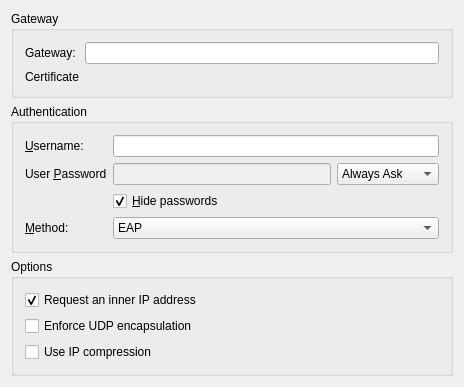
The window that vpnplugins/strongswan/strongswanprop.ui (KDE/networkmanagement) describes before a commit, drawn with Qt 5.
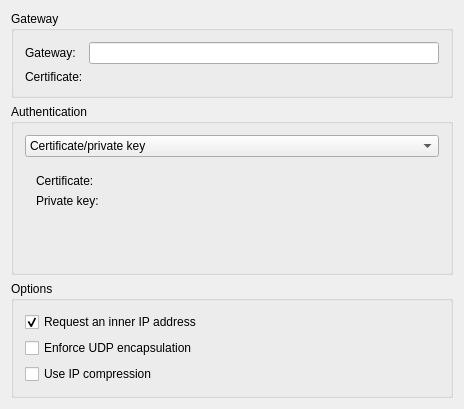
The same window after the commit. Custom widgets are drawn as their Qt base class.

What changed in the file:
```diff
--- a/vpnplugins/strongswan/strongswanprop.ui
+++ b/vpnplugins/strongswan/strongswanprop.ui
@@ -7,7 +7,7 @@
     <x>0</x>
     <y>0</y>
     <width>464</width>
-    <height>373</height>
+    <height>402</height>
    </rect>
   </property>
   <property name="windowTitle">
@@ -39,19 +39,12 @@
       <item row="1" column="0">
        <widget class="QLabel" name="label_3">
         <property name="text">
-         <string>Certificate</string>
+         <string>Certificate:</string>
         </property>
        </widget>
       </item>
       <item row="1" column="1">
-       <widget class="KUrlComboRequester" name="leCertificate">
-        <property name="sizePolicy">
-         <sizepolicy hsizetype="Expanding" vsizetype="Fixed">
-          <horstretch>0</horstretch>
-          <verstretch>0</verstretch>
-         </sizepolicy>
-        </property>
-       </widget>
+       <widget class="KUrlRequester" name="leGatewayCertificate"/>
       </item>
      </layout>
     </widget>
@@ -61,6 +54,88 @@
      <property name="title">
       <string>Authentication</string>
      </property>
+     <layout class="QVBoxLayout" name="verticalLayout_3">
+      <item>
+       <widget class="QComboBox" name="cmbMethod">
+        <property name="sizePolicy">
+         <sizepolicy hsizetype="Expanding" vsizetype="Fixed">
+          <horstretch>0</horstretch>
+          <verstretch>0</verstretch>
+         </sizepolicy>
+        </property>
+        <property name="editable">
+         <bool>false</bool>
+        </property>
+        <item>
+         <property name="text">
+          <string>Certificate/private key</string>
+         </property>
+        </item>
+        <item>
+         <property name="text">
+          <string>Certificate/ssh-agent</string>
+         </property>
+        </item>
+        <item>
+         <property name="text">
+          <string>Smartcard</string>
+         </property>
+        </item>
+        <item>
+         <property name="text">
+          <string>EAP</string>
+         </property>
+        </item>
+       </widget>
+      </item>
+      <item>
+       <widget class="QStackedWidget" name="swMethods">
+        <property name="sizePolicy">
+         <sizepolicy hsizetype="Preferred" vsizetype="Fixed">
+          <horstretch>0</horstretch>
+          <verstretch>0</verstretch>
+         </sizepolicy>
+        </property>
+        <widget class="QWidget" name="page_4">
+         <layout class="QFormLayout" name="formLayout_4">
+          <item row="0" column="0">
+           <widget class="QLabel" name="label_4">
+            <property name="text">
+             <string>Certificate:</string>
+            </property>
+           </widget>
+          </item>
+          <item row="1" column="0">
+           <widget class="QLabel" name="label_6">
+            <property name="text">
+             <string>Private key:</string>
+            </property>
+           </widget>
+          </item>
+          <item row="0" column="1">
+           <widget class="KUrlRequester" name="leAuthPrivatekeyCertificate"/>
+          </item>
+          <item row="1" column="1">
+           <widget class="KUrlRequester" name="leAuthPrivatekeyKey"/>
+          </item>
+         </layout>
+        </widget>
+        <widget class="QWidget" name="page_3">
+         <layout class="QFormLayout" name="formLayout_3">
+          <item row="0" column="0">
+           <widget class="QLabel" name="label">
+            <property name="text">
+             <string>Certificate:</string>
+            </property>
+           </widget>
+          </item>
+          <item row="0" column="1">
+           <widget class="KUrlRequester" name="leAuthSshCertificate"/>
+          </item>
+         </layout>
+        </widget>
+        <widget class="QWidget" name="page_2"/>
+        <widget class="QWidget" name="page">
      <layout class="QFormLayout" name="formLayout_2">
       <item row="0" column="0">
        <widget class="QLabel" name="label_5">
@@ -128,26 +203,8 @@
         </property>
        </widget>
       </item>
-      <item row="3" column="0">
-       <widget class="QLabel" name="label_6">
-        <property name="text">
-         <string>&amp;Method:</string>
-        </property>
-        <property name="buddy">
-         <cstring>leMethod</cstring>
-        </property>
-       </widget>
-      </item>
-      <item row="3" column="1">
-       <widget class="QComboBox" name="leMethod">
-        <property name="editable">
-         <bool>false</bool>
-        </property>
-        <item>
-         <property name="text">
-          <string>EAP</string>
-         </property>
-        </item>
+         </layout>
+        </widget>
        </widget>
       </item>
      </layout>
@@ -200,7 +257,7 @@
      <property name="sizeHint" stdset="0">
       <size>
        <width>20</width>
-       <height>40</height>
+       <height>0</height>
       </size>
      </property>
     </spacer>
@@ -219,11 +276,6 @@
    <extends>QLineEdit</extends>
    <header>klineedit.h</header>
   </customwidget>
-  <customwidget>
-   <class>KUrlComboRequester</class>
-   <extends>KUrlRequester</extends>
-   <header>kurlrequester.h</header>
-  </customwidget>
  </customwidgets>
  <resources/>
  <connections>
```
Left out of the diff: 16 changed lines with no effect on the pictures. Lines whose indentation alone changed are shown as unchanged.
